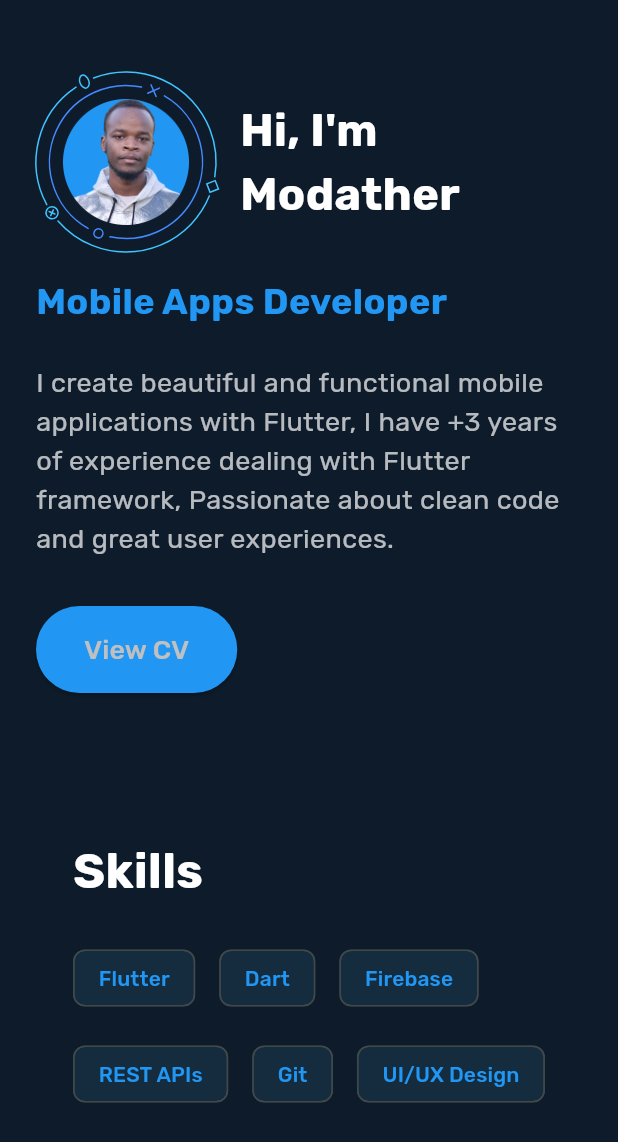
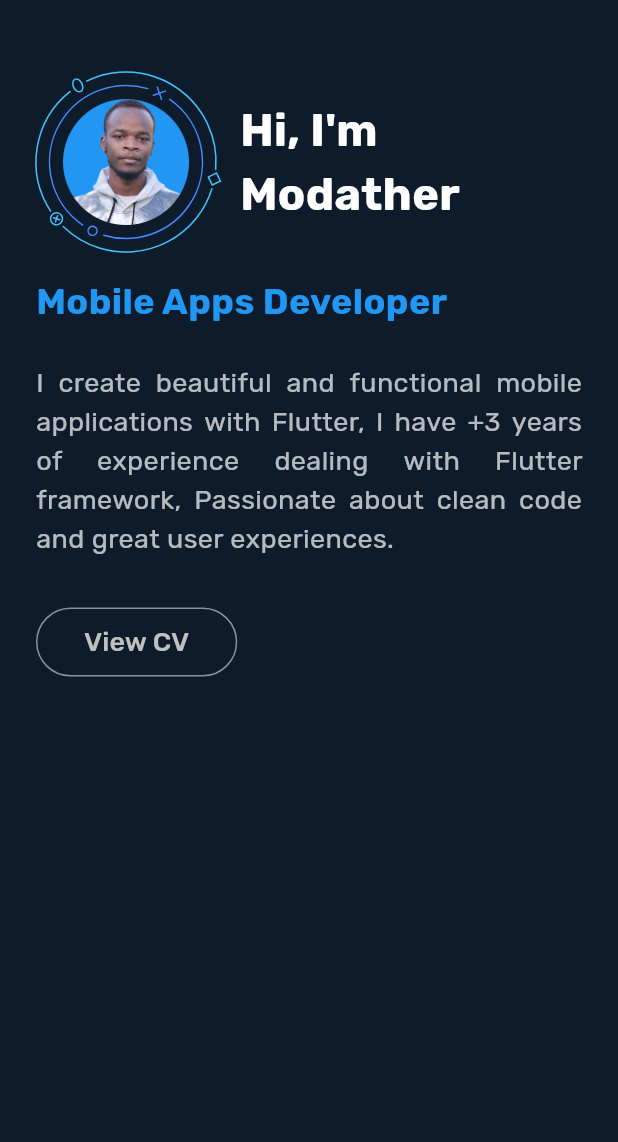
Before and after one commit to mohamedSwylam/Portofolio, a Flutter app: the screen it shows after launch, after a tap on "View CV", on a phone screen of 412 x 824 dp. Shown: the top 1142 px of the screen. Run offline on Flutter 3.47's test engine with Material 3 defaults, Android fonts, the phone set to English and light mode, and no system bars; drawn by our look-alikes of animated_text_kit; our stand-ins replace flex_color_scheme, font_awesome_flutter; missing offline and left inert: fluid_dialog.

Commit message:
feat: Enhance portfolio layout with PageView, adjust UI components, and improve text alignment

```diff
--- a/lib/screens/about/about_section.dart
+++ b/lib/screens/about/about_section.dart
@@ -35,11 +35,10 @@ class AboutSection extends StatelessWidget {
                         fontWeight: FontWeight.bold,
                         fontFamily: Constants.fontFamily,
                       ),
-                      speed: const Duration(milliseconds: 200),
+                      speed: const Duration(milliseconds: 100),
                     ),
                   ],
                   totalRepeatCount: 1,
-                  pause: const Duration(milliseconds: 100),
                 ),
               ),
             ],
@@ -49,19 +48,20 @@ class AboutSection extends StatelessWidget {
           const SizedBox(height: 24),
           const Text(
             'I create beautiful and functional mobile applications with Flutter, I have +3 years of experience dealing with Flutter framework, Passionate about clean code and great user experiences.',
+            textAlign: TextAlign.justify,
             style: TextStyle(
               fontSize: 18,
               color: Colors.white70,
             ),
           ),
           const SizedBox(height: 32),
-          ElevatedButton(
+          OutlinedButton(
             onPressed: () {
               launchUrl(Uri.parse(Constants.cvURL));
             },
-            style: ElevatedButton.styleFrom(
-              padding: const EdgeInsets.symmetric(horizontal: 32, vertical: 16),
-              backgroundColor: Colors.blue,
+            style: OutlinedButton.styleFrom(
+              padding: const EdgeInsets.symmetric(horizontal: 32, vertical: 10),
+              // backgroundColor: Colors.blue,
             ),
             child: const Text(
               'View CV',
--- a/lib/screens/portfolio_home_page.dart
+++ b/lib/screens/portfolio_home_page.dart
@@ -5,24 +5,34 @@ import 'contact/contact_section.dart';
 import 'projects/projects_section.dart';
 import 'skills/skills_section.dart';
 
-class PortfolioHomePage extends StatelessWidget {
+class PortfolioHomePage extends StatefulWidget {
   const PortfolioHomePage({super.key});
+
+  @override
+  State<PortfolioHomePage> createState() => _PortfolioHomePageState();
+}
+
+class _PortfolioHomePageState extends State<PortfolioHomePage> {
+  final PageController _pageController = PageController();
+
+  @override
+  void dispose() {
+    _pageController.dispose();
+    super.dispose();
+  }
 
   @override
   Widget build(BuildContext context) {
     return Scaffold(
-      body: SingleChildScrollView(
-        child: Column(
+      body: PageView(
+        scrollDirection: Axis.vertical,
+        controller: _pageController,
         children: [
           AboutSection(),
           SkillsSection(),
           ProjectsSection(),
           ContactSection(),
-            const SizedBox(height: 10),
-            Text('Made with Flutter 💙 by Modather Ali'),
-            const SizedBox(height: 15),
         ],
-        ),
       ),
     );
   }
--- a/lib/screens/projects/projects_section.dart
+++ b/lib/screens/projects/projects_section.dart
@@ -11,6 +11,7 @@ class ProjectsSection extends StatelessWidget {
       padding: const EdgeInsets.symmetric(horizontal: 24, vertical: 48),
       child: Column(
         crossAxisAlignment: CrossAxisAlignment.start,
+        mainAxisAlignment: MainAxisAlignment.center,
         children: [
           const Text(
             'Projects',
--- a/lib/screens/projects/widgets/app_widget.dart
+++ b/lib/screens/projects/widgets/app_widget.dart
@@ -46,10 +46,10 @@ class AppWidget extends StatelessWidget {
         children: [
           Card(
             child: Container(
-              width: MediaQuery.of(context).size.width * 0.3,
-              height: MediaQuery.of(context).size.width * 0.3,
+              width: MediaQuery.of(context).size.width * 0.2,
+              height: MediaQuery.of(context).size.width * 0.2,
               decoration: BoxDecoration(
-                  borderRadius: BorderRadius.circular(15),
+                  borderRadius: BorderRadius.circular(10),
                   image: DecorationImage(
                     image: AssetImage(project.icon),
                   )),
@@ -57,8 +57,9 @@ class AppWidget extends StatelessWidget {
           ),
           Text(
             project.name,
+            textAlign: TextAlign.center,
             style: const TextStyle(
-              fontSize: 16,
+              // fontSize: 16,
               fontWeight: FontWeight.bold,
             ),
           ),
--- a/lib/screens/projects/widgets/projects_builder.dart
+++ b/lib/screens/projects/widgets/projects_builder.dart
@@ -9,8 +9,8 @@ class ProjectsBuilder extends StatelessWidget {
   Widget build(BuildContext context) {
     return GridView.builder(
       gridDelegate: const SliverGridDelegateWithFixedCrossAxisCount(
-        crossAxisCount: 2,
-        childAspectRatio: 0.9,
+        crossAxisCount: 3,
+        childAspectRatio: 0.8,
         crossAxisSpacing: 10,
         mainAxisSpacing: 10,
       ),
--- a/lib/screens/skills/skills_section.dart
+++ b/lib/screens/skills/skills_section.dart
@@ -12,6 +12,7 @@ class SkillsSection extends StatelessWidget {
       padding: const EdgeInsets.symmetric(horizontal: 24, vertical: 48),
       child: Column(
         crossAxisAlignment: CrossAxisAlignment.start,
+        mainAxisAlignment: MainAxisAlignment.center,
         children: [
           const Text(
             'Skills',
```
Also changed, not shown: lib/screens/contact/contact_section.dart (+15 -0 lines). Lines whose indentation alone changed are shown as unchanged.
